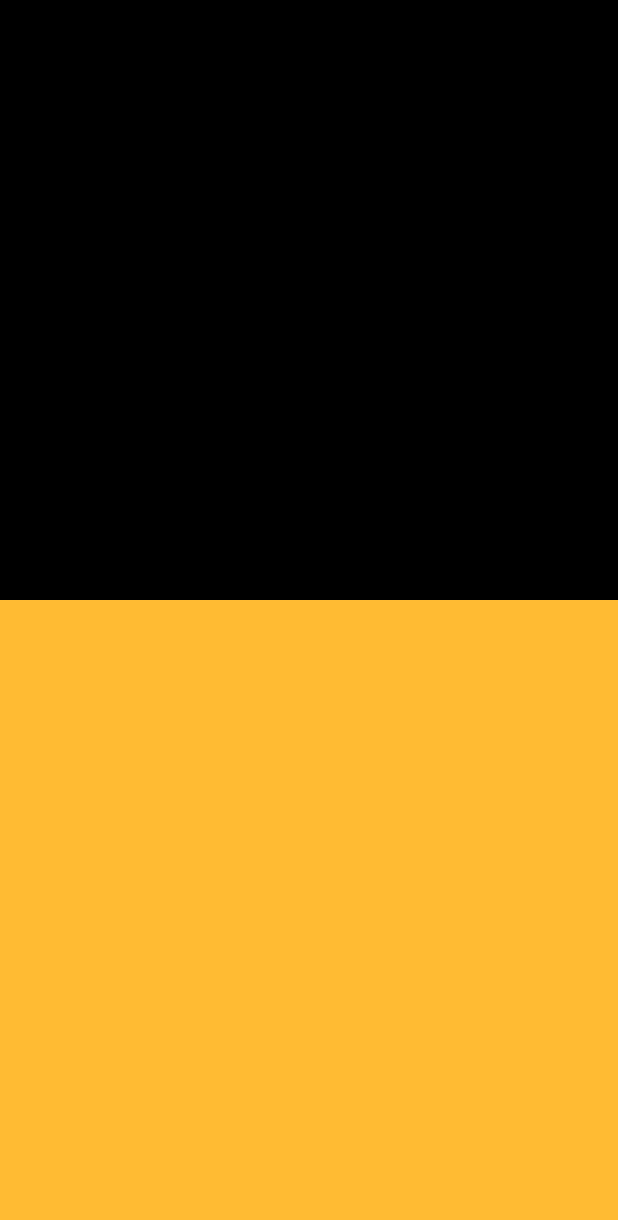
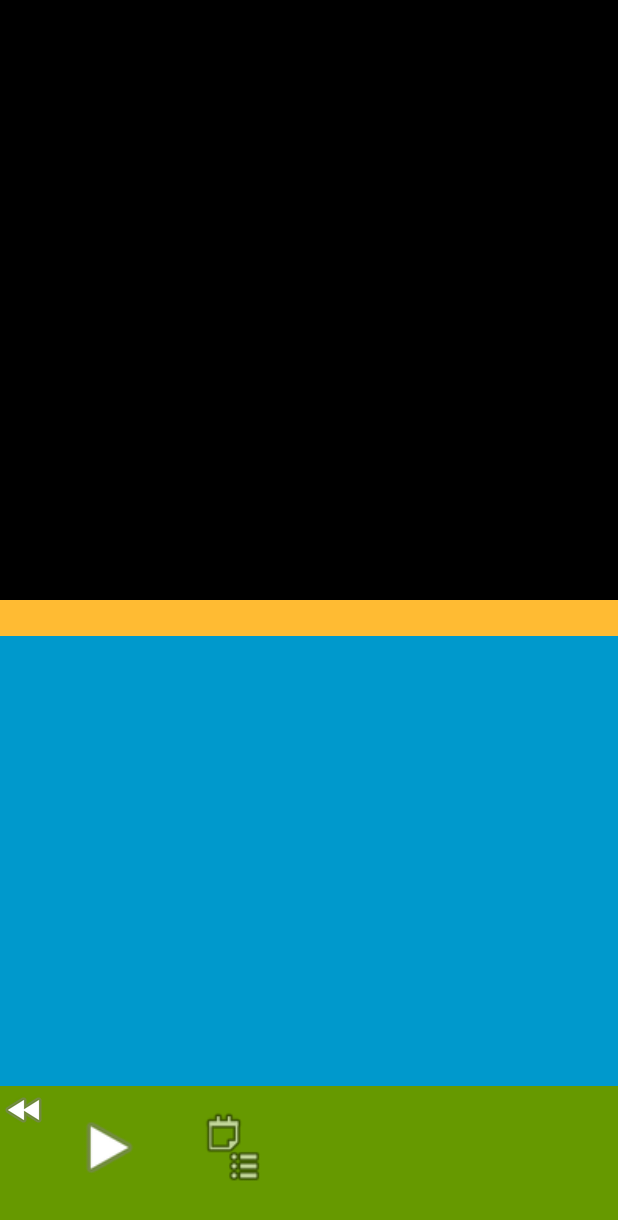
Before and after one commit to nister/ScoutMediaPlayer, an Android app: the fragment PlayerFragment placed in its activity, after a tap on an icon or button, on a phone screen of 412 x 824 dp. Shown: the top 1220 px of the screen. Run offline under Robolectric (Android 15) with nearby library versions, the phone set to English and light mode, and no system bars; our stand-ins replace data binding; 4 statements that could not run were skipped.

Commit message:
Add Player fragment viewmodel

```diff
--- a/app/src/main/java/com/example/scoutmediaplayer/domain/PlayerRepository.kt
+++ b/app/src/main/java/com/example/scoutmediaplayer/domain/PlayerRepository.kt
@@ -3,7 +3,6 @@ package com.example.scoutmediaplayer.domain
 import androidx.media3.exoplayer.ExoPlayer
 
 interface PlayerRepository {
-    fun getPlayer(): ExoPlayer
     fun play()
     fun pause()
     fun playPrevSong()
--- a/app/src/main/java/com/example/scoutmediaplayer/domain/PlayerRepositoryImpl.kt
+++ b/app/src/main/java/com/example/scoutmediaplayer/domain/PlayerRepositoryImpl.kt
@@ -1,13 +1,10 @@
 package com.example.scoutmediaplayer.domain
 
-import androidx.media3.exoplayer.ExoPlayer
+import android.content.Context
 
-class PlayerRepositoryImpl() : PlayerRepository {
+class PlayerRepositoryImpl(context: Context?) : PlayerRepository {
 
-    override fun getPlayer(): ExoPlayer {
-        return null as ExoPlayer
-    }
-
+    //TODO context dependency is baaad
     override fun play() {
 //        player.play()
     }
--- a/app/src/main/java/com/example/scoutmediaplayer/utils/BindingAdapters.kt
+++ b/app/src/main/java/com/example/scoutmediaplayer/utils/BindingAdapters.kt
@@ -54,7 +54,7 @@ object BindingAdapters {
         }
     }
 
-    class MyViewHolder constructor(private val binding: ViewDataBinding) : RecyclerView.ViewHolder(binding.root) {
+    class MyViewHolder(private val binding: ViewDataBinding) : RecyclerView.ViewHolder(binding.root) {
 
         fun bind(item: Any?) {
             item?.let {
--- a/app/src/main/java/com/example/scoutmediaplayer/view/DefaultPlayerViewFragment.kt
+++ b/app/src/main/java/com/example/scoutmediaplayer/view/DefaultPlayerViewFragment.kt
@@ -2,17 +2,22 @@ package com.example.scoutmediaplayer.view
 
 import android.content.ComponentName
 import android.os.Bundle
+import android.util.Log
 import androidx.fragment.app.Fragment
 import android.view.LayoutInflater
 import android.view.View
 import android.view.ViewGroup
+import androidx.lifecycle.ViewModelProvider
 import androidx.media3.common.MediaItem
+import androidx.media3.common.Player
+import androidx.media3.common.Tracks
 import androidx.media3.session.MediaController
 import androidx.media3.session.SessionToken
 import androidx.media3.ui.PlayerView
 import com.example.scoutmediaplayer.PlaybackService
 import com.example.scoutmediaplayer.R
 import com.example.scoutmediaplayer.databinding.FragmentDefaultPlayerViewBinding
+import com.example.scoutmediaplayer.domain.PlayerRepositoryImpl
 import com.example.scoutmediaplayer.viewmodel.PlayerFragmentViewModel
 import com.google.common.util.concurrent.ListenableFuture
 import com.google.common.util.concurrent.MoreExecutors
@@ -34,16 +39,8 @@ class DefaultPlayerViewFragment : Fragment() {
     private lateinit var controllerFuture: ListenableFuture<MediaController>
     private lateinit var sessionToken: SessionToken
 
-    // TODO: Rename and change types of parameters
-    private var param1: String? = null
-    private var param2: String? = null
-
-    override fun onCreate(savedInstanceState: Bundle?) {
-        super.onCreate(savedInstanceState)
-        arguments?.let {
-            param1 = it.getString(ARG_PARAM1)
-            param2 = it.getString(ARG_PARAM2)
-        }
+    companion object {
+        const val LOG_TAG = "PlaylistFragment"
     }
 
     override fun onStart() {
@@ -55,6 +52,23 @@ class DefaultPlayerViewFragment : Fragment() {
             {
                 playerView.setPlayer(controllerFuture.get())
                 var player = playerView.player as MediaController
+                val listener = object : Player.Listener {
+                    override fun onEvents(player: Player, events: Player.Events) {
+                        super.onEvents(player, events)
+                        Log.d(LOG_TAG, "onEvents: $events")
+                    }
+
+                    override fun onPlaybackStateChanged(playbackState: Int) {
+                        super.onPlaybackStateChanged(playbackState)
+                        Log.d(LOG_TAG, "onPlaybackStateChanged: $playbackState")
+                    }
+
+                    override fun onTracksChanged(tracks: Tracks) {
+                        super.onTracksChanged(tracks)
+                        Log.d(LOG_TAG, "onPlaybackStateChanged: $tracks")
+                    }
+                }
+                player.addListener(listener)
                 player.playWhenReady = true
                 player.setMediaItem(MediaItem.fromUri("https://github.com/rafaelreis-hotmart/Audio-Sample-files/raw/master/sample.mp3"))
                 player.prepare()
@@ -73,30 +87,11 @@ class DefaultPlayerViewFragment : Fragment() {
     override fun onCreateView(
         inflater: LayoutInflater, container: ViewGroup?,
         savedInstanceState: Bundle?
-    ): View? {
-        // Inflate the layout for this fragment
+    ): View {
         viewBinding = FragmentDefaultPlayerViewBinding.inflate(layoutInflater, container, false)
-        viewBinding.viewModel = PlayerFragmentViewModel()
+        val vm = ViewModelProvider(this)[PlayerFragmentViewModel::class.java]
+        vm.playerRepository = PlayerRepositoryImpl(requireActivity())
+        viewBinding.viewModel = vm
         return viewBinding.root
     }
-
-    companion object {
-        /**
-         * Use this factory method to create a new instance of
-         * this fragment using the provided parameters.
-         *
-         * @param param1 Parameter 1.
-         * @param param2 Parameter 2.
-         * @return A new instance of fragment DefaultPlayerViewFragment.
-         */
-        // TODO: Rename and change types and number of parameters
-        @JvmStatic
-        fun newInstance(param1: String, param2: String) =
-            DefaultPlayerViewFragment().apply {
-                arguments = Bundle().apply {
-                    putString(ARG_PARAM1, param1)
-                    putString(ARG_PARAM2, param2)
-                }
-            }
-    }
 }
--- a/app/src/main/java/com/example/scoutmediaplayer/view/MainActivity.kt
+++ b/app/src/main/java/com/example/scoutmediaplayer/view/MainActivity.kt
@@ -3,17 +3,14 @@ package com.example.scoutmediaplayer.view
 
 import android.content.Intent
 import android.os.Bundle
-import android.util.Log
-import androidx.activity.enableEdgeToEdge
 import androidx.appcompat.app.AppCompatActivity
 import androidx.fragment.app.Fragment
 import com.example.scoutmediaplayer.PlaybackService
 import com.example.scoutmediaplayer.R
 import com.example.scoutmediaplayer.data.Song
-import com.example.scoutmediaplayer.view.PlaylistFragment.Companion
 
 class MainActivity : AppCompatActivity(), PlayerFragment.PlayerFragmentContract,
-    PlaylistFragment.PlaylistFragmentListener {
+    PlaylistFragment.OnSongSelectedListener {
 
     companion object {
         private const val LOG_TAG = "MainActivity"
@@ -34,8 +31,8 @@ class MainActivity : AppCompatActivity(), PlayerFragment.PlayerFragmentContract,
     override fun onStart() {
         super.onStart()
 //        switchFragment(FragmentType.PLAYER)
-//        switchFragment(FragmentType.DEFAULT_PLAYER)
-        switchFragment(FragmentType.PLAYLIST)
+        switchFragment(FragmentType.DEFAULT_PLAYER)
+//        switchFragment(FragmentType.PLAYLIST)
     }
 
     override fun onResume() {
--- a/app/src/main/java/com/example/scoutmediaplayer/view/PlaylistFragment.kt
+++ b/app/src/main/java/com/example/scoutmediaplayer/view/PlaylistFragment.kt
@@ -2,96 +2,45 @@ package com.example.scoutmediaplayer.view
 
 import android.content.Context
 import android.os.Bundle
-import android.util.Log
-import androidx.fragment.app.Fragment
-import androidx.recyclerview.widget.LinearLayoutManager
 import android.view.LayoutInflater
 import android.view.View
 import android.view.ViewGroup
+import androidx.fragment.app.Fragment
+import androidx.lifecycle.ViewModelProvider
 import com.example.scoutmediaplayer.data.Song
 import com.example.scoutmediaplayer.databinding.FragmentPlaylistListBinding
 import com.example.scoutmediaplayer.domain.SongsRepositoryImpl
-import com.example.scoutmediaplayer.view.SongRecyclerViewAdapter.OnItemClickListener
 import com.example.scoutmediaplayer.viewmodel.PlaylistFragmentViewModel
 
-/**
- * A fragment representing a list of Items.
- */
 class PlaylistFragment : Fragment() {
 
-    private lateinit var playlistFragmentListener: PlaylistFragmentListener
-    private val songsList: ArrayList<Song> = ArrayList()
-    private lateinit var adapter: SongRecyclerViewAdapter
-    private lateinit var songRepository: SongsRepositoryImpl
+    private lateinit var onSongSelectedListener: OnSongSelectedListener
     private lateinit var viewBinding: FragmentPlaylistListBinding
-    private var columnCount = 1
 
-    interface PlaylistFragmentListener {
+    interface OnSongSelectedListener {
         fun onSongSelected(id: Int, song: Song)
     }
+
     companion object {
-
-        // TODO: Customize parameter argument names
-        const val ARG_COLUMN_COUNT = "column-count"
         const val LOG_TAG = "PlaylistFragment"
-
-        // TODO: Customize parameter initialization
-        @JvmStatic
-        fun newInstance(columnCount: Int) =
-            PlaylistFragment().apply {
-                arguments = Bundle().apply {
-                    putInt(ARG_COLUMN_COUNT, columnCount)
-                }
-            }
-    }
-
-    override fun onCreate(savedInstanceState: Bundle?) {
-        super.onCreate(savedInstanceState)
-
-        arguments?.let {
-            columnCount = it.getInt(ARG_COLUMN_COUNT)
-        }
-        songRepository = SongsRepositoryImpl()
     }
 
     override fun onAttach(context: Context) {
         super.onAttach(context)
-        playlistFragmentListener = context as PlaylistFragmentListener
+        onSongSelectedListener = context as OnSongSelectedListener
     }
+
     override fun onCreateView(
         inflater: LayoutInflater, container: ViewGroup?,
         savedInstanceState: Bundle?
-    ): View? {
+    ): View {
         viewBinding = FragmentPlaylistListBinding.inflate(layoutInflater, container, false)
-        viewBinding.viewModel = PlaylistFragmentViewModel(songRepository, playlistFragmentListener)
+        val vm = ViewModelProvider(this)[PlaylistFragmentViewModel::class.java]
+        vm.songRepository = SongsRepositoryImpl()
+        vm.onSongSelectedListener = onSongSelectedListener
+        viewBinding.viewModel = vm
         val view = viewBinding.root
-//        viewBinding.playlistAdd.setOnClickListener { addSongs() }
-        // Set the adapter
-//        var onItemClickListener = object : OnItemClickListener {
-//            override fun onItemClick(id: Int, song: Song) {
-//                Log.e(LOG_TAG, "onItemClick: $id")
-//                playlistFragmentListener.onSongSelected(id, song)
-//            }
-//
-//        }
-//        adapter = SongRecyclerViewAdapter(songsList, onItemClickListener)
-//        viewBinding.playlistRecyclerview.adapter = adapter
-//        viewBinding.playlistRecyclerview.layoutManager = LinearLayoutManager(requireActivity())
-//        if (view is RecyclerView) {
-//            with(view) {
-//                layoutManager = when {
-//                    columnCount <= 1 -> LinearLayoutManager(context)
-//                    else -> GridLayoutManager(context, columnCount)
-//                }
-//                adapter = this@PlaylistFragment.adapter
-//            }
-//        }
         return view
     }
 
-//    private fun addSongs() {
-//
-//    }
-
-
 }
--- a/app/src/main/java/com/example/scoutmediaplayer/viewmodel/PlayerFragmentViewModel.kt
+++ b/app/src/main/java/com/example/scoutmediaplayer/viewmodel/PlayerFragmentViewModel.kt
@@ -1,8 +1,25 @@
 package com.example.scoutmediaplayer.viewmodel
 
+import android.graphics.drawable.BitmapDrawable
+import androidx.lifecycle.MutableLiveData
 import androidx.lifecycle.ViewModel
+import com.example.scoutmediaplayer.domain.PlayerRepository
 
-class PlayerFragmentViewModel : ViewModel() {
+class PlayerFragmentViewModel() : ViewModel() {
+
+    lateinit var playerRepository: PlayerRepository
+
+    val author: MutableLiveData<String> by lazy {
+        MutableLiveData<String>("")
+    }
+
+    val trackName: MutableLiveData<String> by lazy {
+        MutableLiveData<String>("")
+    }
+
+    val cover: MutableLiveData<BitmapDrawable> by lazy {
+        MutableLiveData<BitmapDrawable>(BitmapDrawable())
+    }
 
     fun openPlaylist() {
 
@@ -11,4 +28,8 @@ class PlayerFragmentViewModel : ViewModel() {
     fun openDefaultPlayer() {
 
     }
+
+    fun restorePrevSession() {
+        //
+    }
 }
--- a/app/src/main/java/com/example/scoutmediaplayer/viewmodel/PlaylistFragmentViewModel.kt
+++ b/app/src/main/java/com/example/scoutmediaplayer/viewmodel/PlaylistFragmentViewModel.kt
@@ -3,29 +3,29 @@ package com.example.scoutmediaplayer.viewmodel
 import androidx.databinding.ObservableArrayList
 import androidx.databinding.ObservableList
 import androidx.lifecycle.ViewModel
-import com.example.scoutmediaplayer.data.Song
 import com.example.scoutmediaplayer.domain.SongsRepository
-import com.example.scoutmediaplayer.view.PlaylistFragment.PlaylistFragmentListener
+import com.example.scoutmediaplayer.view.PlaylistFragment.OnSongSelectedListener
 
-class PlaylistFragmentViewModel : ViewModel {
+class PlaylistFragmentViewModel : ViewModel() {
 
-    constructor(repo: SongsRepository, fragmentListener: PlaylistFragmentListener) : super() {
-        songRepository = repo
-        this.fragmentListener = fragmentListener
-    }
+    lateinit var songRepository: SongsRepository
+    lateinit var onSongSelectedListener: OnSongSelectedListener
 
-    private var songRepository: SongsRepository
-    private var fragmentListener: PlaylistFragmentListener
-
-    val songsViewModels: ObservableList<PlaylistFragmentListItemViewModel> = ObservableArrayList()
+    val songsViewModels: ObservableList<SongListItemViewModel> = ObservableArrayList()
 
     fun addSongs() {
         val newSongs = songRepository.getSongs()
         songsViewModels.clear()
-        songsViewModels.addAll(newSongs.map { PlaylistFragmentListItemViewModel(newSongs.indexOf(it), it, fragmentListener) })
+        songsViewModels.addAll(newSongs.map {
+            SongListItemViewModel(
+                newSongs.indexOf(it),
+                it,
+                onSongSelectedListener
+            )
+        })
     }
 
     fun clearPlaylist() {
-
+        songsViewModels.clear()
     }
 }
--- a/app/src/main/java/com/example/scoutmediaplayer/viewmodel/PlaylistFragmentListItemViewModel.kt
+++ b/app/src/main/java/com/example/scoutmediaplayer/viewmodel/SongListItemViewModel.kt
@@ -4,12 +4,12 @@ import android.util.Log
 import androidx.lifecycle.ViewModel
 import com.example.scoutmediaplayer.data.Song
 import com.example.scoutmediaplayer.view.PlaylistFragment.Companion.LOG_TAG
-import com.example.scoutmediaplayer.view.PlaylistFragment.PlaylistFragmentListener
+import com.example.scoutmediaplayer.view.PlaylistFragment.OnSongSelectedListener
 
-class PlaylistFragmentListItemViewModel(val id: Int, val song: Song, val fragmentListener: PlaylistFragmentListener) : ViewModel() {
+class SongListItemViewModel(val id: Int, val song: Song, private val listener: OnSongSelectedListener) : ViewModel() {
 
     fun itemClick() {
         Log.e(LOG_TAG, "onItemClick: $id")
-        fragmentListener.onSongSelected(id, song)
+        listener.onSongSelected(id, song)
     }
 }
--- a/app/src/main/res/layout/activity_main.xml
+++ b/app/src/main/res/layout/activity_main.xml
@@ -14,9 +14,13 @@
 
     <FrameLayout
         android:id="@+id/main_fragment_container"
+        android:layout_width="wrap_content"
+        android:layout_height="wrap_content" />
+
+    <FrameLayout
+        android:id="@+id/playlist_fragment_container"
         android:layout_width="match_parent"
         android:layout_height="match_parent" />
-
 </LinearLayout>
 
 </layout>
--- a/app/src/main/res/layout/fragment_default_player_view.xml
+++ b/app/src/main/res/layout/fragment_default_player_view.xml
@@ -1,5 +1,7 @@
 <?xml version="1.0" encoding="utf-8"?>
-<layout xmlns:android="http://schemas.android.com/apk/res/android">
+<layout xmlns:android="http://schemas.android.com/apk/res/android"
+    xmlns:app="http://schemas.android.com/apk/res-auto"
+    xmlns:tools="http://schemas.android.com/tools">
 
     <data>
         <import type="android.view.View" />
@@ -13,9 +15,44 @@
         android:layout_width="match_parent"
         android:layout_height="match_parent">
 
+        <TextView
+            tools:text="Stab author"
+            android:id="@+id/player_author"
+            android:layout_width="wrap_content"
+            android:layout_height="wrap_content"
+            android:layout_marginTop="64dp"
+            android:text="@{viewModel.author}"
+            app:layout_constraintEnd_toEndOf="parent"
+            app:layout_constraintStart_toStartOf="parent"
+            app:layout_constraintTop_toTopOf="parent" />
+
+        <TextView
+            android:text="@{viewModel.trackName}"
+            android:layout_width="wrap_content"
+            app:layout_constraintEnd_toEndOf="parent"
+            app:layout_constraintStart_toStartOf="parent"
+            app:layout_constraintTop_toBottomOf="@id/player_author"
+            android:layout_height="wrap_content"/>
+
+        <ImageView
+            android:src="@{viewModel.cover}"
+            android:layout_width="match_parent"
+            android:layout_height="wrap_content"/>
+
+        <ImageView
+            android:src="@android:drawable/ic_menu_add"
+            android:layout_width="100dp"
+            android:layout_height="100dp"/>
+
         <androidx.media3.ui.PlayerView
             android:id="@+id/player_view"
             android:layout_width="match_parent"
             android:layout_height="400dp" />
+
+        <ImageView
+            android:onClick="@{()->viewModel.openPlaylist()}"
+            android:layout_width="75dp"
+            android:layout_height="75dp"/>
+
     </androidx.constraintlayout.widget.ConstraintLayout>
 </layout>
--- a/app/src/main/res/layout/fragment_playlist_item.xml
+++ b/app/src/main/res/layout/fragment_playlist_item.xml
@@ -9,7 +9,7 @@
 
         <variable
             name="viewModel"
-            type="com.example.scoutmediaplayer.viewmodel.PlaylistFragmentListItemViewModel" />
+            type="com.example.scoutmediaplayer.viewmodel.SongListItemViewModel" />
     </data>
 
     <LinearLayout
```
Also changed, not shown: app/src/main/java/com/example/scoutmediaplayer/data/Song.kt (+7 -4 lines), app/src/main/java/com/example/scoutmediaplayer/view/PlayerFragment.kt (+8 -34 lines), app/src/main/java/com/example/scoutmediaplayer/view/SongRecyclerViewAdapter.kt (deleted, +0 -64 lines), app/src/main/java/com/example/scoutmediaplayer/view/placeholder/PlaceholderContent.kt (deleted, +0 -57 lines).
